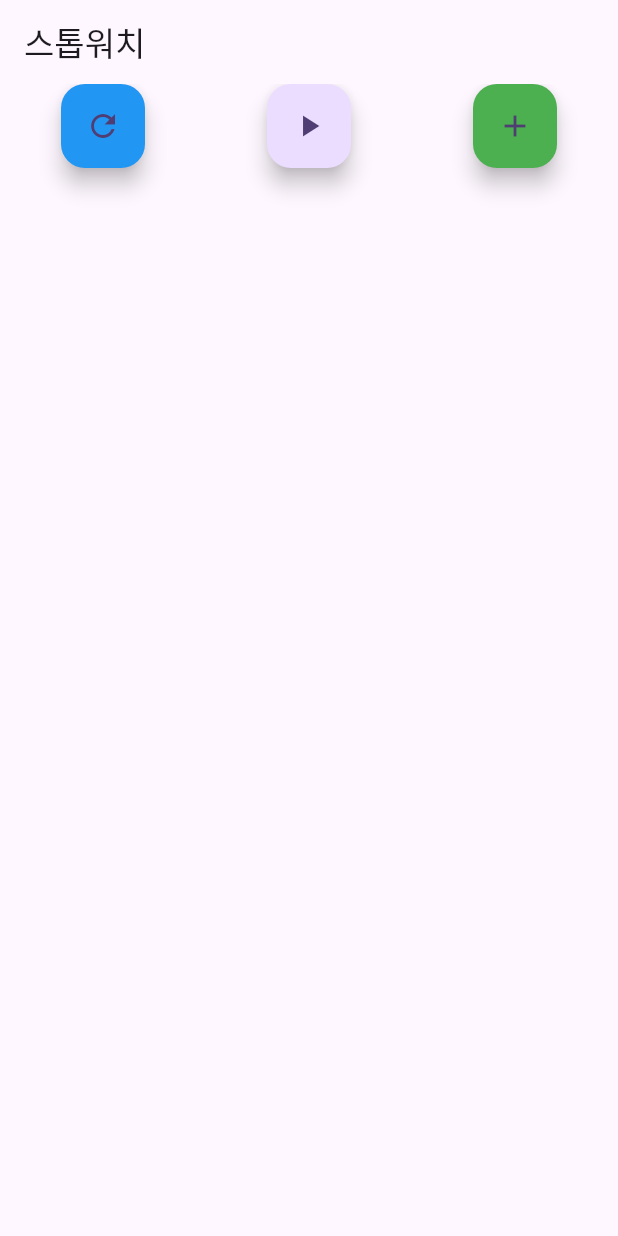
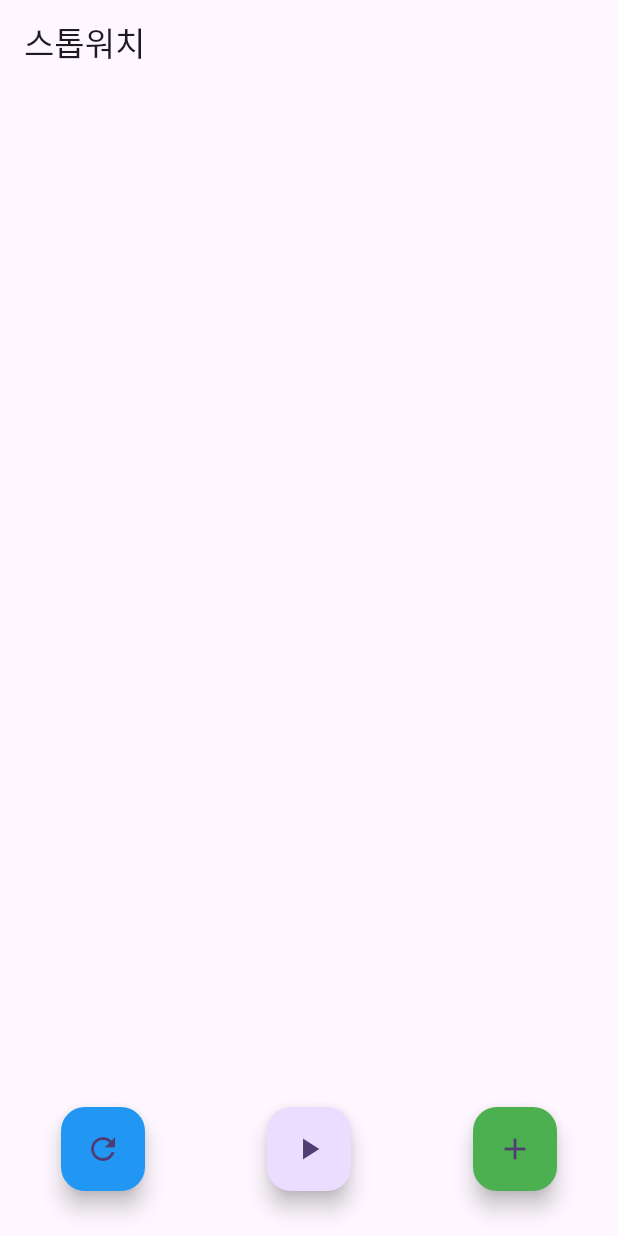
Before and after one commit to KimJJangGu/Flutter_Study, a Flutter app: the StopWatchScreen screen opened directly, on a phone screen of 412 x 824 dp. Run offline on Flutter 3.47's test engine with Material 3 defaults, Android fonts, the phone set to English and light mode, and no system bars.

Commit message:
23_12_20 스톱워치(버튼 3개 위치 변경, Spacer, SizedBox)

```diff
--- a/lib/23_12_20/stop_watch/stop_watch_screen.dart
+++ b/lib/23_12_20/stop_watch/stop_watch_screen.dart
@@ -12,29 +12,31 @@ class _StopWatchScreenState extends State<StopWatchScreen> {
   Widget build(BuildContext context) {
     return Scaffold(
       appBar: AppBar(
-        title: Text('스톱워치'),
+        title: const Text('스톱워치'),
       ),
       body: Column(
         children: [
+          const Spacer(),
           Row(
             mainAxisAlignment: MainAxisAlignment.spaceAround,
             children: [
               FloatingActionButton(
                 backgroundColor: Colors.blue,
                 onPressed: () {},
-                child: Icon(Icons.refresh),
+                child: const Icon(Icons.refresh),
               ),
               FloatingActionButton(
                 onPressed: () {},
-                child: Icon(Icons.play_arrow),
+                child: const Icon(Icons.play_arrow),
               ),
               FloatingActionButton(
                 backgroundColor: Colors.green,
                 onPressed: () {},
-                child: Icon(Icons.add),
+                child: const Icon(Icons.add),
               ),
             ],
           ),
+          const SizedBox(height: 30,)
         ],
       ),
     );
```
